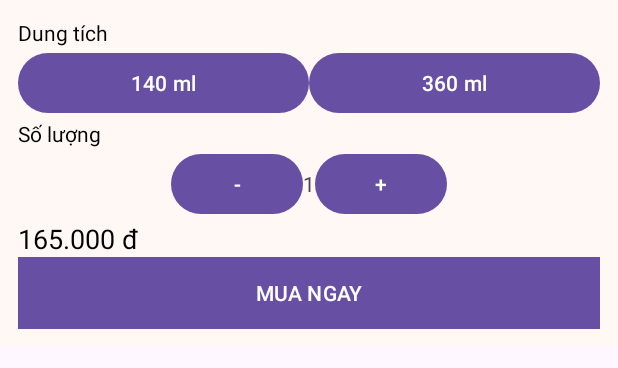
After one commit to Dung12309213/App, an Android app: the layout product_buy_now_popup.xml on its own in the app's theme, with its tools: preview values and no code run, on a phone screen of 412 x 824 dp. The commit adds this screen. Shown: the top 368 px of the screen. Run offline under Robolectric (Android 15) with nearby library versions, the phone set to English and light mode, and no system bars.

Commit message:
Dung commit Product,category List

```diff
--- /dev/null
+++ b/app/src/main/res/layout/product_buy_now_popup.xml
@@ -0,0 +1,80 @@
+<LinearLayout xmlns:android="http://schemas.android.com/apk/res/android"
+    android:layout_width="match_parent"
+    android:layout_height="wrap_content"
+    android:orientation="vertical"
+    android:background="#FFF8F5"
+    android:padding="12dp"
+    android:weightSum="2">
+
+    <!-- Dung tích -->
+    <TextView
+        android:text="Dung tích"
+        android:textColor="#000000"
+        android:textSize="14sp"
+        android:layout_width="wrap_content"
+        android:layout_height="wrap_content"/>
+
+    <LinearLayout
+        android:orientation="horizontal"
+        android:layout_width="match_parent"
+        android:layout_height="wrap_content"
+        android:gravity="center">
+
+        <Button
+            android:layout_width="0dp"
+            android:layout_height="wrap_content"
+            android:layout_weight="1"
+            android:text="140 ml"/>
+
+        <Button
+            android:layout_width="0dp"
+            android:layout_height="wrap_content"
+            android:layout_weight="1"
+            android:text="360 ml"/>
+    </LinearLayout>
+
+    <!-- Số lượng -->
+    <TextView
+        android:text="Số lượng"
+        android:textColor="#000000"
+        android:textSize="14sp"
+        android:layout_width="wrap_content"
+        android:layout_height="wrap_content"/>
+
+    <LinearLayout
+        android:orientation="horizontal"
+        android:layout_width="match_parent"
+        android:layout_height="wrap_content"
+        android:gravity="center">
+        <Button
+            android:layout_width="wrap_content"
+            android:layout_height="wrap_content"
+            android:text="-"/>
+
+        <TextView
+            android:text="1"
+            android:layout_width="wrap_content"
+            android:layout_height="wrap_content"/>
+
+        <Button
+            android:layout_width="wrap_content"
+            android:layout_height="wrap_content"
+            android:text="+"/>
+    </LinearLayout>
+
+    <!-- Giá -->
+    <TextView
+        android:text="165.000 đ"
+        android:textSize="18sp"
+        android:textColor="#000000"
+        android:layout_width="wrap_content"
+        android:layout_height="wrap_content"/>
+
+    <Button
+        android:id="@+id/btnProductBuyConfirm"
+        android:layout_width="match_parent"
+        android:layout_height="wrap_content"
+        android:text="MUA NGAY"
+        android:textColor="#FFFFFF"
+        android:background="#9C5221"/>
+</LinearLayout>
```
Also changed, not shown: app/src/main/java/com/example/applepie/UI/ProductDetail.java (+28 -5 lines), app/src/main/res/layout/activity_product_detail.xml (+35 -8 lines).
